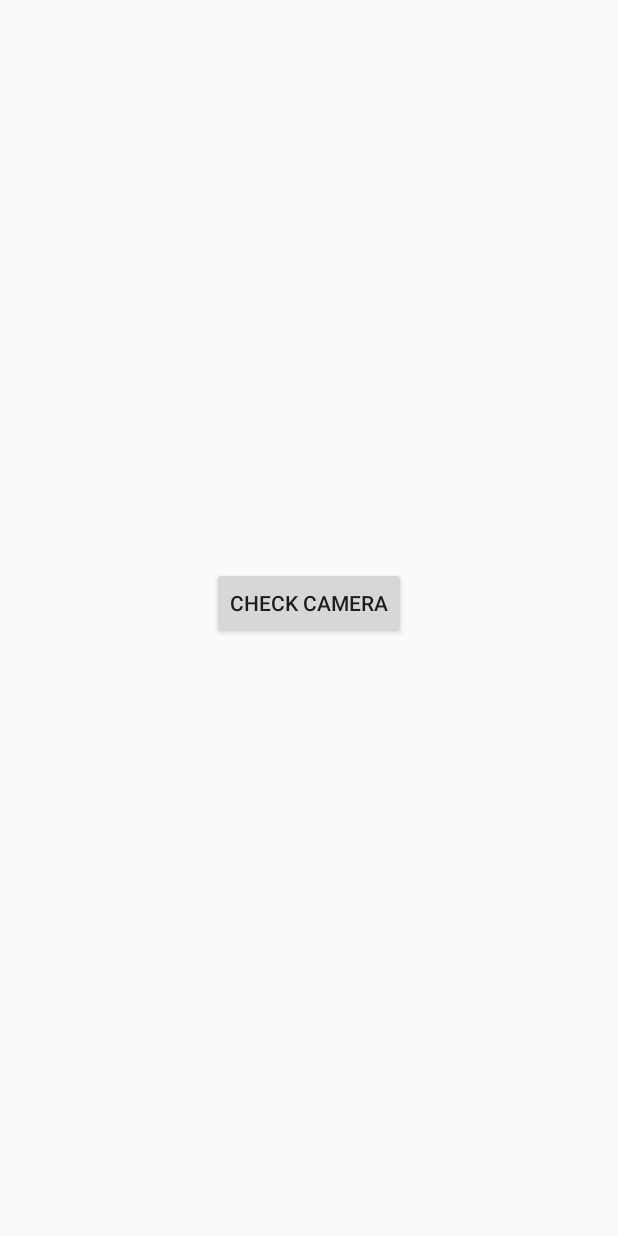
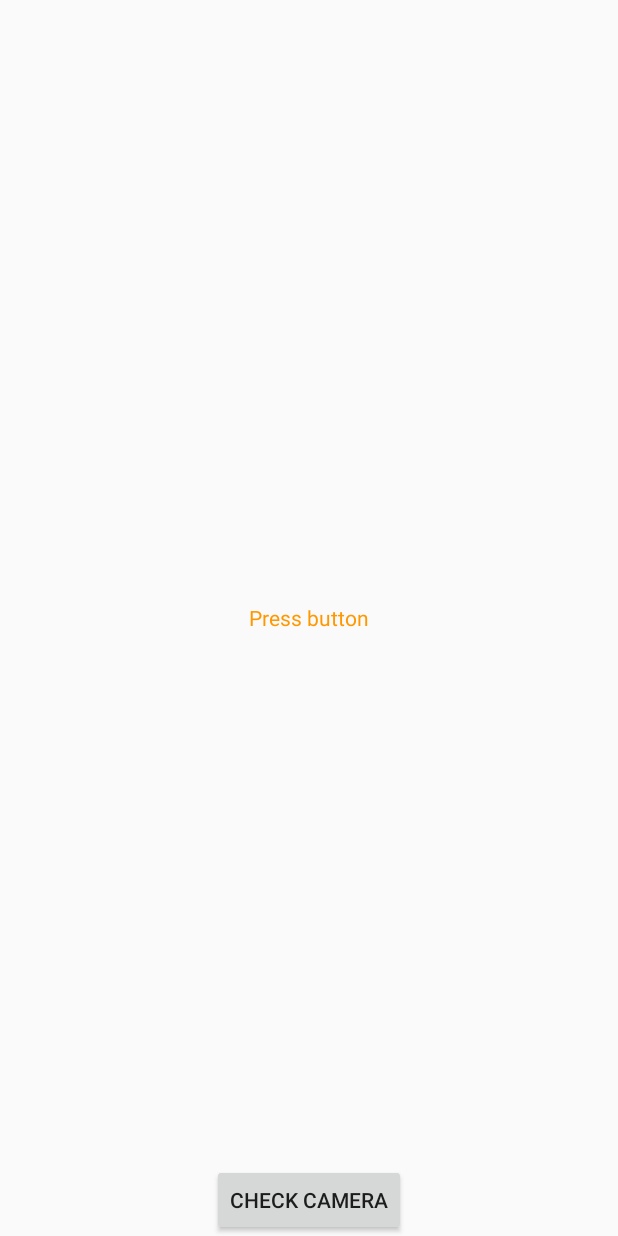
Before and after one commit to Atom058/accute, an Android app: the layout activity_add_receipt.xml on its own in the app's theme, with its tools: preview values and no code run, on a phone screen of 412 x 824 dp. Run offline under Robolectric (Android 15) with nearby library versions, the phone set to English and light mode, and no system bars.

```diff
--- a/app/src/main/res/layout/activity_add_receipt.xml
+++ b/app/src/main/res/layout/activity_add_receipt.xml
@@ -1,24 +1,35 @@
 <?xml version="1.0" encoding="utf-8"?>
-<LinearLayout xmlns:android="http://schemas.android.com/apk/res/android"
+<RelativeLayout xmlns:android="http://schemas.android.com/apk/res/android"
     android:orientation="vertical" android:layout_width="match_parent"
     android:layout_height="match_parent"
-    android:gravity="center">
+    android:weightSum="1">
 
+
+    <FrameLayout
+        android:layout_width="fill_parent"
+        android:layout_height="fill_parent"
+        android:id="@+id/frameView"
+        android:layout_centerHorizontal="true"
+        android:layout_weight="1" />
 
     <Button
         android:layout_width="wrap_content"
         android:layout_height="wrap_content"
         android:text="Check Camera"
         android:id="@+id/button2"
+        android:layout_centerHorizontal="true"
         android:onClick="checkCamera"
-        android:layout_gravity="center_horizontal" />
+        android:layout_weight="1"
+        android:layout_alignBottom="@+id/frameView" />
 
     <TextView
         android:layout_width="wrap_content"
         android:layout_height="wrap_content"
         android:textAppearance="?android:attr/textAppearanceSmall"
-        android:text=""
+        android:text="Press button"
+        android:textColor="@color/primary"
         android:id="@+id/textView2"
-        android:layout_gravity="center_horizontal" />
+        android:layout_weight="1"
+        android:layout_centerInParent="true" />
 
-</LinearLayout>
+</RelativeLayout>
```
Also changed, not shown: app/src/main/java/com/antondahlstrom/dev/accute/AddReceipt.java (+16 -3 lines), app/src/main/java/com/antondahlstrom/dev/accute/CameraPreview.java (added, +75 -0 lines).
